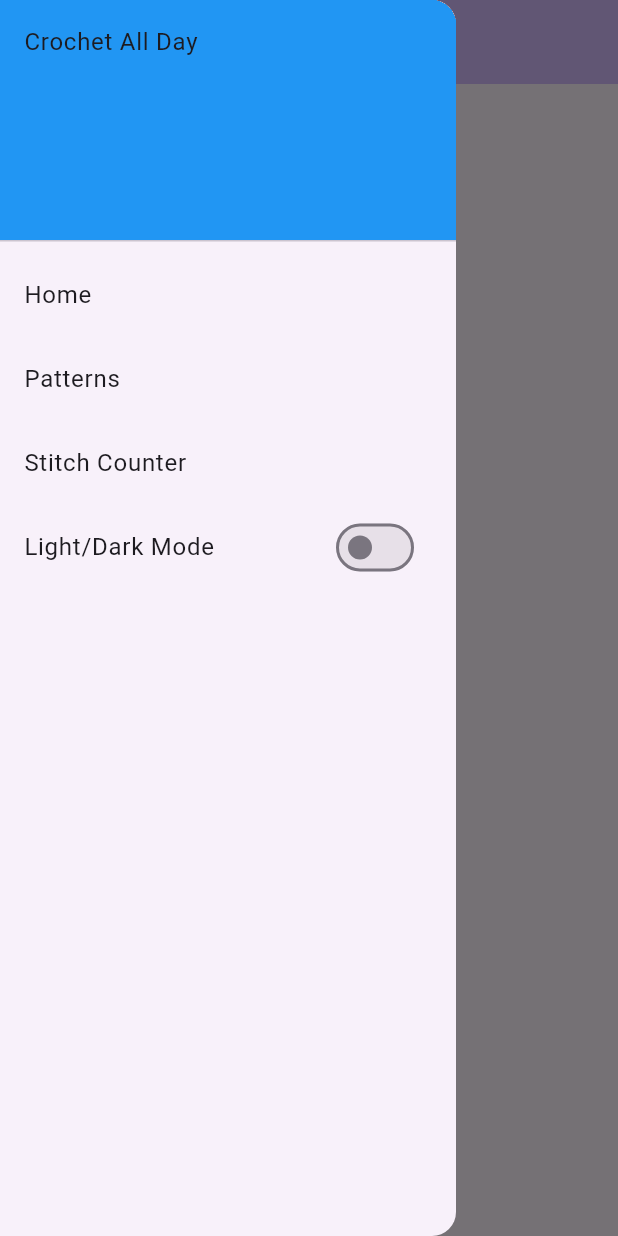
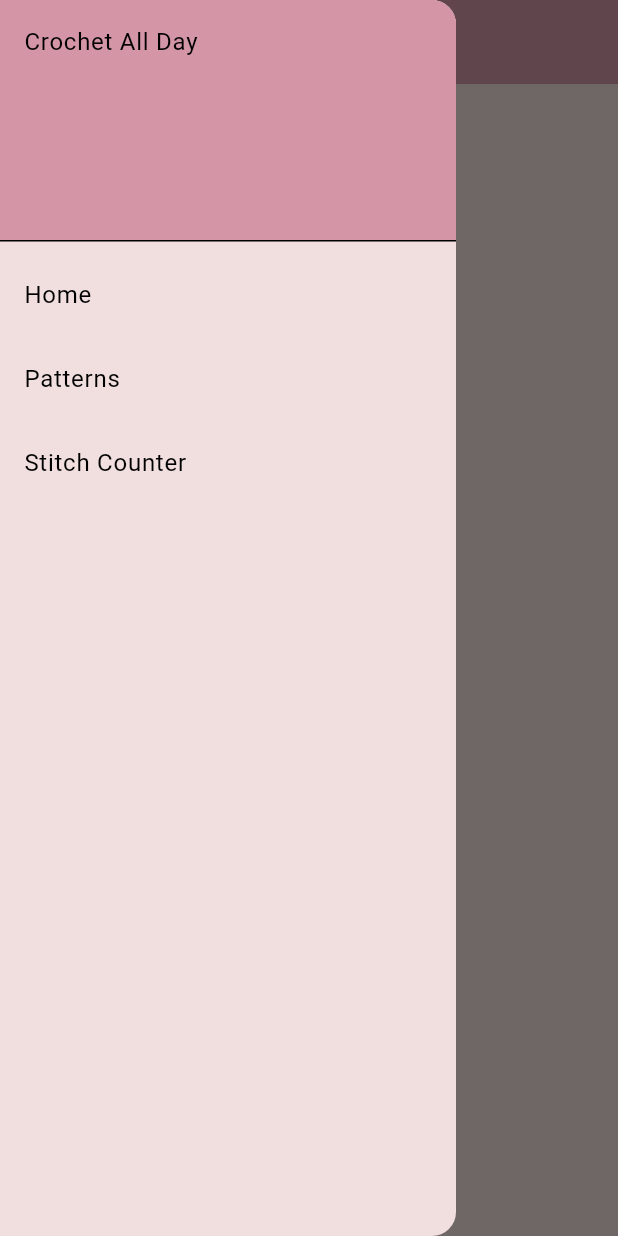
Before and after one commit to CamilaSpace/CrochetAllDay, a Flutter app: the screen it shows after launch, with the side drawer open, on a phone screen of 412 x 824 dp. Run offline on Flutter 3.47's test engine with Material 3 defaults, Android fonts, the phone set to English and light mode, and no system bars.

Commit message:
light mode works, will finish dark/light mode toggle later

```diff
--- a/lib/main.dart
+++ b/lib/main.dart
@@ -1,6 +1,8 @@
 import 'package:flutter/material.dart';
 import 'package:flutter_crochet_all_day/my_drawer.dart';
 import 'package:flutter_crochet_all_day/stitch_counter.dart';
+import 'package:flutter_crochet_all_day/theme.dart';
+import 'patterns.dart';
 //import 'stitch_counter.dart';
 
 void main() {
@@ -16,7 +18,13 @@
     return MaterialApp(
       debugShowCheckedModeBanner: false,
       title: 'Crochet All Day',
-      theme: ThemeData(
+      home: const MyHomePage(title: 'Crochet All Day'),
+
+      theme: lightMode,
+      darkTheme: darkMode,
+      themeMode: ThemeMode.light,
+
+
         // This is the theme of your application.
         //
         // TRY THIS: Try running your application with "flutter run". You'll see
@@ -32,10 +40,8 @@
         //
         // This works for code too, not just values: Most code changes can be
         // tested with just a hot reload.
-        colorScheme: ColorScheme.fromSeed(seedColor: Colors.deepPurple),
-      ),
-      home: const MyHomePage(title: 'Crochet All Day'),
-    );
+        //colorScheme: ColorScheme.fromSeed(seedColor: Colors.deepPurple),
+      );
   }
 }
 
@@ -49,22 +55,32 @@
 }
 
 class _MyHomePageState extends State<MyHomePage> {
+  ThemeMode _themeMode = ThemeMode.light;
+
+  void toggleTheme(bool isDark) {
+    setState(() {
+      _themeMode = isDark ? ThemeMode.dark : ThemeMode.light;
+    });
+  }
+
    int _index = 0;
 
   void select(int i) => setState(() => _index = i);
 
    final pages = [
       Center(child: Text("Home Page")),
-      Center(child: Text("Patterns Page")),
-      StitchCounter()
+      PatternsPage(),
+      //Center(child: Text("Patterns Page")),
+      StitchCounter(),
     ];
 
   @override
   Widget build(BuildContext context) {
     return Scaffold(
+      backgroundColor: Theme.of(context).colorScheme.surface,
       appBar: AppBar(
         title: Text(widget.title),
-        backgroundColor: Theme.of(context).colorScheme.inversePrimary,
+        backgroundColor: Theme.of(context).colorScheme.primary,
       ),
       drawer: MyDrawer(onSelect: select),
       body: IndexedStack(index: _index, children: pages,), //, pages
--- a/lib/my_drawer.dart
+++ b/lib/my_drawer.dart
@@ -1,4 +1,5 @@
 import 'package:flutter/material.dart';
+import 'theme.dart';
 //import 'main.dart';
 //enum PageID {stitchCounter}
 
@@ -18,8 +19,8 @@ Widget appDrawer(
         // Important: Remove any padding from the ListView.
         padding: EdgeInsets.zero,
         children: [
-          const DrawerHeader(
-            decoration: BoxDecoration(color: Colors.blue),
+          DrawerHeader(
+            decoration: BoxDecoration(color: Theme.of(context).colorScheme.primary),
             child: Text('Crochet All Day'),
           ),
           ListTile(
@@ -43,16 +44,16 @@ Widget appDrawer(
               onSelect(PageID.stitchCounter.index);
             },
           ),
-          ListTile(
-            title: Text('Light/Dark Mode'),
-            trailing: Switch(value: isDarkMode,
-            onChanged: onThemeToggle,
-            ), //value: , onChanged: onChanged
-            onTap: () {
-              // Optionally toggle when tapping the whole tile:
-              onThemeToggle(!isDarkMode);
-            },
-          ),
+          // ListTile(
+          //   title: Text('Light/Dark Mode'),
+          //   trailing: Switch(value: isDarkMode,
+          //   onChanged: onThemeToggle,
+          //   ), //value: , onChanged: onChanged
+          //   onTap: () {
+          //     // Optionally toggle when tapping the whole tile:
+          //     onThemeToggle(!isDarkMode);
+          //   },
+          // ),
         ],
       ),
     );
--- /dev/null
+++ b/lib/theme.dart
@@ -0,0 +1,16 @@
+import 'package:flutter/material.dart';
+
+ThemeData lightMode = ThemeData(
+  brightness: Brightness.light,
+  colorScheme: ColorScheme.light(
+    surface: const Color.fromARGB(255, 241, 222, 222),
+    primary: const Color.fromARGB(255, 212, 150, 167),
+    secondary: const Color.fromARGB(255, 93, 87, 107),
+  )
+  //primarySwatch: Colors.blue,
+);
+
+ThemeData darkMode = ThemeData(
+  brightness: Brightness.dark,
+  primarySwatch: Colors.blue,
+);
```
Also changed, not shown: lib/patterns.dart (added, +95 -0 lines), lib/stitch_counter.dart (+76 -3 lines).
